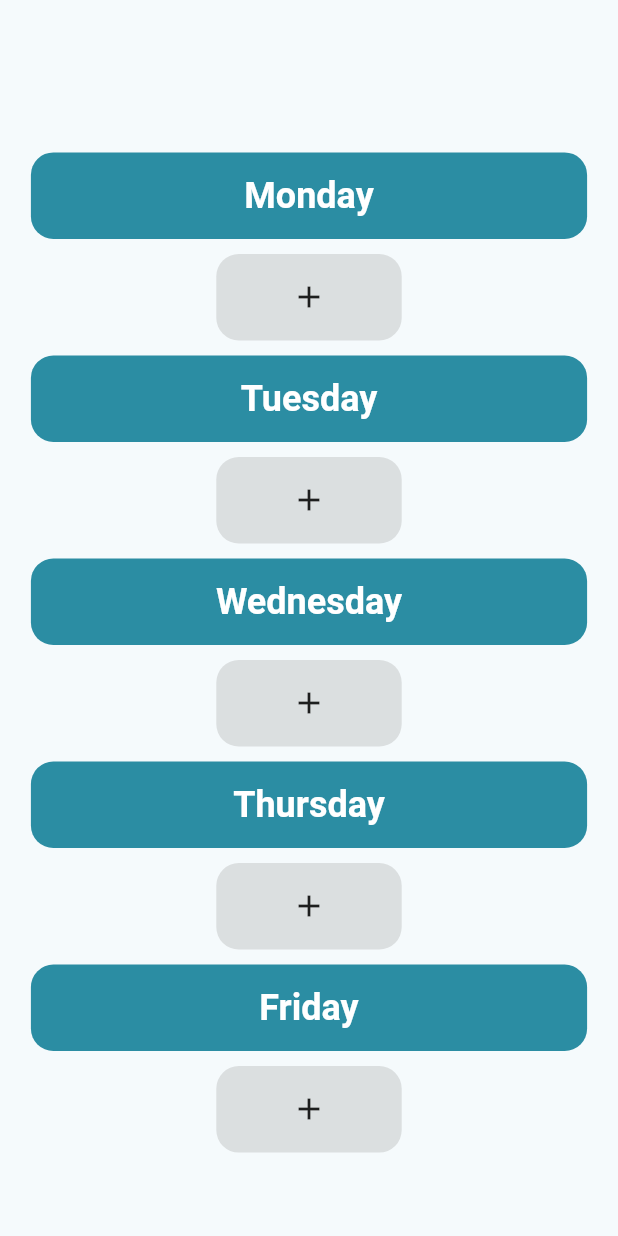
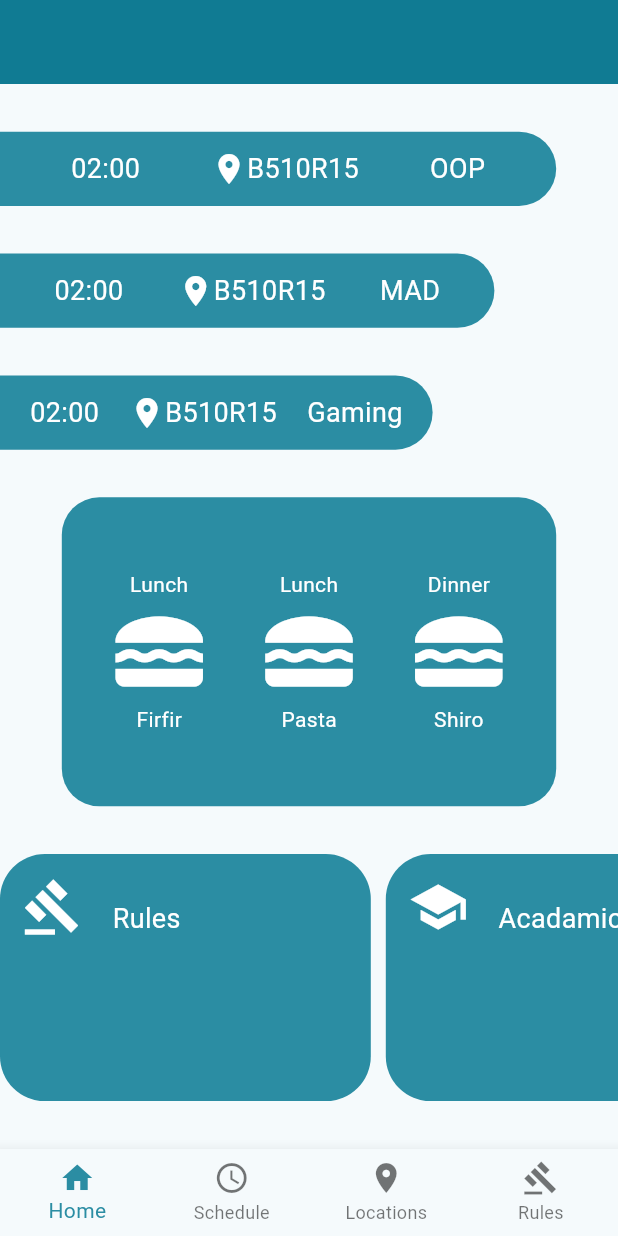
Before and after one commit to yeabsera-w/astu-app-hackathon, a Flutter app: the screen it shows after launch, on a phone screen of 412 x 824 dp. Run offline on Flutter 3.47's test engine with Material 3 defaults, Android fonts, the phone set to English and light mode, and no system bars; our stand-ins replace bloc, equatable, flutter_bloc, glassmorphism, hive, lottie; accounts and stored records are empty.

Commit message:
featrue: add rules and reguations, food-spot locations

```diff
--- a/lib/app.dart
+++ b/lib/app.dart
@@ -1,4 +1,6 @@
 import 'package:astu/schedule/bloc/schedule_bloc.dart';
+import 'package:astu/view/pages/food_spots/food_spots.dart';
+import 'package:astu/view/pages/home/home_page.dart';
 import 'package:astu/view/view.dart';
 import 'package:flutter/material.dart';
 import 'package:flutter_bloc/flutter_bloc.dart';
@@ -15,7 +17,7 @@ class App extends StatelessWidget {
           )
         ],
         child: MaterialApp(
-          home: const SchedulePage(),
+          home: const HomePage(),
           theme: ThemeData(
             useMaterial3: true,
             colorScheme: ColorScheme.fromSeed(
--- /dev/null
+++ b/lib/view/pages/home/home_page.dart
@@ -0,0 +1,180 @@
+import 'package:astu/schedule/bloc/schedule_bloc.dart';
+import 'package:astu/view/pages/food_spots/food_spots.dart';
+import 'package:astu/view/pages/home/widgets/data_card.dart';
+import 'package:astu/view/pages/home/widgets/schedule_tile.dart';
+import 'package:astu/view/pages/rules_and_regulations/rules_and_regulations.dart';
+import 'package:astu/view/view.dart';
+import 'package:flutter/material.dart';
+import 'package:flutter_bloc/flutter_bloc.dart';
+
+class HomePage extends StatefulWidget {
+  const HomePage({super.key});
+
+  @override
+  State<HomePage> createState() => _HomePageState();
+}
+
+class _HomePageState extends State<HomePage> {
+  int _currentIndex = 0;
+  List<Widget> pageOptions = [
+    Home(),
+    const SchedulePage(),
+    const FoodSpots(),
+    const RulesAndRegulations()
+  ];
+  @override
+  Widget build(BuildContext context) {
+    return Scaffold(
+      appBar: AppBar(
+        backgroundColor: const Color(0xFF107B93),
+      ),
+      body: _buildBody(),
+      bottomNavigationBar: BottomNavigationBar(
+        type: BottomNavigationBarType.fixed,
+        currentIndex: _currentIndex,
+        onTap: (newIndex) {
+          setState(() {
+            _currentIndex = newIndex;
+          });
+        },
+        items: const [
+          BottomNavigationBarItem(icon: Icon(Icons.home), label: "Home"),
+          BottomNavigationBarItem(
+              icon: Icon(Icons.schedule), label: "Schedule"),
+          BottomNavigationBarItem(icon: Icon(Icons.place), label: "Locations"),
+          BottomNavigationBarItem(icon: Icon(Icons.gavel), label: "Rules"),
+        ],
+      ),
+    );
+  }
+
+  Widget _buildBody() {
+    return pageOptions[_currentIndex];
+  }
+}
+
+class Home extends StatelessWidget {
+  Home({super.key});
+  final today = DateTime.now();
+
+  @override
+  Widget build(BuildContext context) {
+    return BlocBuilder<ScheduleBloc, ScheduleState>(builder: (context, state) {
+      switch (state) {
+        case ScheduleInitial():
+        case ScheduleSaveSuccess():
+          return Column(
+            crossAxisAlignment: CrossAxisAlignment.start,
+            mainAxisAlignment: MainAxisAlignment.spaceEvenly,
+            children: [
+              ScheduleTile(
+                  classTime: "02:00",
+                  classAddress: "B510R15",
+                  courseName: "OOP",
+                  hieght: MediaQuery.sizeOf(context).height * 0.06,
+                  width: MediaQuery.sizeOf(context).width * 0.9),
+              ScheduleTile(
+                  classTime: "02:00",
+                  classAddress: "B510R15",
+                  courseName: "MAD",
+                  hieght: MediaQuery.sizeOf(context).height * 0.06,
+                  width: MediaQuery.sizeOf(context).width * 0.8),
+              ScheduleTile(
+                  classTime: "02:00",
+                  classAddress: "B510R15",
+                  courseName: "Gaming",
+                  hieght: MediaQuery.sizeOf(context).height * 0.06,
+                  width: MediaQuery.sizeOf(context).width * 0.7),
+              Center(
+                child: Container(
+                  alignment: Alignment.center,
+                  height: MediaQuery.sizeOf(context).height * 0.25,
+                  width: MediaQuery.sizeOf(context).width * 0.8,
+                  decoration: BoxDecoration(
+                      color: Theme.of(context).colorScheme.primary,
+                      borderRadius: BorderRadius.circular(25)),
+                  child: Row(
+                      mainAxisAlignment: MainAxisAlignment.spaceEvenly,
+                      children: [
+                        meal(
+                            mealName: queryFoodMenu(today)["breakfast"]!,
+                            mealType: "Lunch",
+                            context: context),
+                        meal(
+                            mealName: queryFoodMenu(today)["lunch"]!,
+                            mealType: "Lunch",
+                            context: context),
+                        meal(
+                            mealName: queryFoodMenu(today)["dinner"]!,
+                            mealType: "Dinner",
+                            context: context),
+                      ]),
+                ),
+              ),
+              SizedBox(
+                  height: MediaQuery.sizeOf(context).height * 0.2,
+                  child: ListView(
+                    scrollDirection: Axis.horizontal,
+                    children: const [
+                      DataCard(iconData: Icons.gavel, title: "Rules"),
+                      SizedBox(width: 10),
+                      DataCard(iconData: Icons.school, title: "Acadamics"),
+                      SizedBox(width: 10),
+                      DataCard(iconData: Icons.place, title: "Locations"),
+                      SizedBox(width: 10),
+                      DataCard(
+                          iconData: Icons.restaurant_menu, title: "Food spots"),
+                    ],
+                  ))
+            ],
+          );
+      }
+    });
+  }
+
+  Column meal(
+      {required String mealName,
+      required String mealType,
+      required BuildContext context}) {
+    return Column(
+      mainAxisAlignment: MainAxisAlignment.center,
+      children: [
+        Text(mealType,
+            style: TextStyle(color: Theme.of(context).colorScheme.onPrimary)),
+        Icon(
+          Icons.lunch_dining,
+          color: Theme.of(context).colorScheme.onPrimary,
+          size: 70,
+        ),
+        Text(mealName,
+            style: TextStyle(color: Theme.of(context).colorScheme.onPrimary)),
+      ],
+    );
+  }
+
+  Map<String, String> queryFoodMenu(DateTime date) {
+    if (date.weekday == 1) {
+      return {"breakfaset": "Firfir", "lunch": "Rice", "dinner": "Shiro"};
+    }
+    if (date.weekday == 2) {
+      return {"breakfaset": "Macaroney", "lunch": "Misir", "dinner": "Meat"};
+    }
+    if (date.weekday == 3) {
+      return {"breakfaset": "Firfir", "lunch": "Shiro", "dinner": "Dinnich"};
+    }
+    if (date.weekday == 4) {
+      return {"breakfaset": "Firfir", "lunch": "Shiro", "dinner": "Meat"};
+    }
+    if (date.weekday == 5) {
+      return {"breakfaset": "Firfir", "lunch": "Misir", "dinner": "Dinnich"};
+    }
+    if (date.weekday == 6) {
+      return {"breakfaset": "Rice", "lunch": "Misir", "dinner": "Shiro"};
+    }
+    if (date.weekday == 7) {
+      return {"breakfast": "Firfir", "lunch": "Pasta", "dinner": "Shiro"};
+    } else {
+      return {};
+    }
+  }
+}
--- /dev/null
+++ b/lib/view/pages/home/widgets/data_card.dart
@@ -0,0 +1,37 @@
+import 'package:flutter/material.dart';
+
+class DataCard extends StatelessWidget {
+  const DataCard({required this.iconData, required this.title, super.key});
+  final IconData iconData;
+  final String title;
+  @override
+  Widget build(BuildContext context) {
+    return Container(
+      alignment: Alignment.center,
+      height: MediaQuery.sizeOf(context).height * 0.2,
+      width: MediaQuery.sizeOf(context).width * 0.6,
+      decoration: BoxDecoration(
+          color: Theme.of(context).colorScheme.primary,
+          borderRadius: BorderRadius.circular(30)),
+      child: Column(
+        children: [
+          Row(
+            children: [
+              Padding(
+                padding: const EdgeInsets.only(top: 15.0, left: 15.0),
+                child: Icon(iconData,
+                    size: 40, color: Theme.of(context).colorScheme.onPrimary),
+              ),
+              Padding(
+                  padding: const EdgeInsets.only(top: 30.0, left: 20),
+                  child: Text(title,
+                      style: TextStyle(
+                          color: Theme.of(context).colorScheme.onPrimary,
+                          fontSize: 18))),
+            ],
+          ),
+        ],
+      ),
+    );
+  }
+}
--- /dev/null
+++ b/lib/view/pages/home/widgets/schedule_tile.dart
@@ -0,0 +1,49 @@
+import 'package:flutter/material.dart';
+
+class ScheduleTile extends StatelessWidget {
+  const ScheduleTile(
+      {required this.classTime,
+      required this.classAddress,
+      required this.courseName,
+      required this.hieght,
+      required this.width,
+      super.key});
+  final double hieght;
+  final double width;
+  final String classTime;
+  final String classAddress;
+  final String courseName;
+  @override
+  Widget build(BuildContext context) {
+    return Container(
+      height: hieght,
+      width: width,
+      decoration: BoxDecoration(
+        color: Theme.of(context).colorScheme.primary,
+        borderRadius: const BorderRadius.only(
+            topRight: Radius.circular(50), bottomRight: Radius.circular(50)),
+      ),
+      child: Row(
+        mainAxisAlignment: MainAxisAlignment.spaceEvenly,
+        children: [
+          Text(classTime,
+              style: TextStyle(
+                  color: Theme.of(context).colorScheme.onPrimary,
+                  fontSize: 18)),
+          Row(
+            children: [
+              const Icon(Icons.place, color: Colors.white),
+              Text(classAddress,
+                  style: TextStyle(
+                      color: Theme.of(context).colorScheme.onPrimary,
+                      fontSize: 18))
+            ],
+          ),
+          Text(courseName,
+              style: TextStyle(
+                  color: Theme.of(context).colorScheme.onPrimary, fontSize: 18))
+        ],
+      ),
+    );
+  }
+}
--- a/lib/view/pages/schedule_page/widgets/widgets.dart
+++ b/lib/view/pages/schedule_page/widgets/widgets.dart
@@ -1,5 +1,3 @@
 export 'time_table_header.dart';
-export 'time_picker.dart';
 export 'schedule_view.dart';
 export 'schedule_tile.dart';
-export 'avenue_widget.dart';
--- a/pubspec.yaml
+++ b/pubspec.yaml
@@ -22,6 +22,7 @@ dependencies:
   json_serializable: ^6.8.0
   lottie: ^3.1.2
   path_provider: ^2.1.3
+  url_launcher: ^6.2.6
 
 dev_dependencies:
   flutter_test:
@@ -31,4 +32,4 @@ dev_dependencies:
 flutter:
   uses-material-design: true
   assets:
-    - assets/lotties/
+    - assets/images/
```
Also changed, not shown: lib/view/pages/food_spots/food_spots.dart (added, +37 -0 lines), lib/view/pages/food_spots/widgets/foodspotWidget.dart (added, +89 -0 lines), lib/view/pages/rules_and_regulations/rules_and_regulations.dart (added, +73 -0 lines), lib/view/pages/schedule_page/widgets/avenue_widget.dart (deleted, +0 -115 lines), lib/view/pages/schedule_page/widgets/schedule_tile.dart (+123 -6 lines), lib/view/pages/schedule_page/widgets/time_picker.dart (deleted, +0 -31 lines), assets/images/food.png (added), pubspec.lock, 7 other files.
